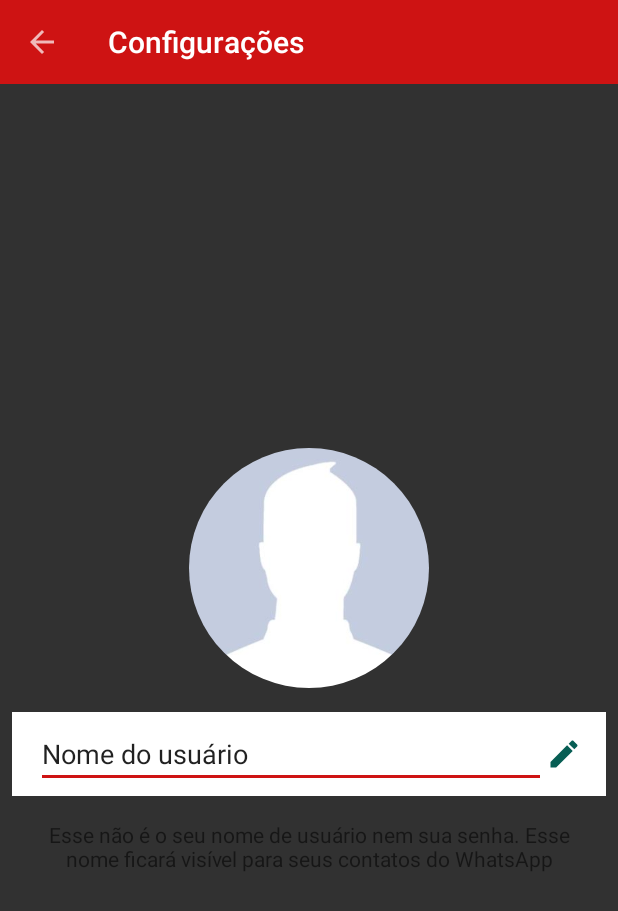
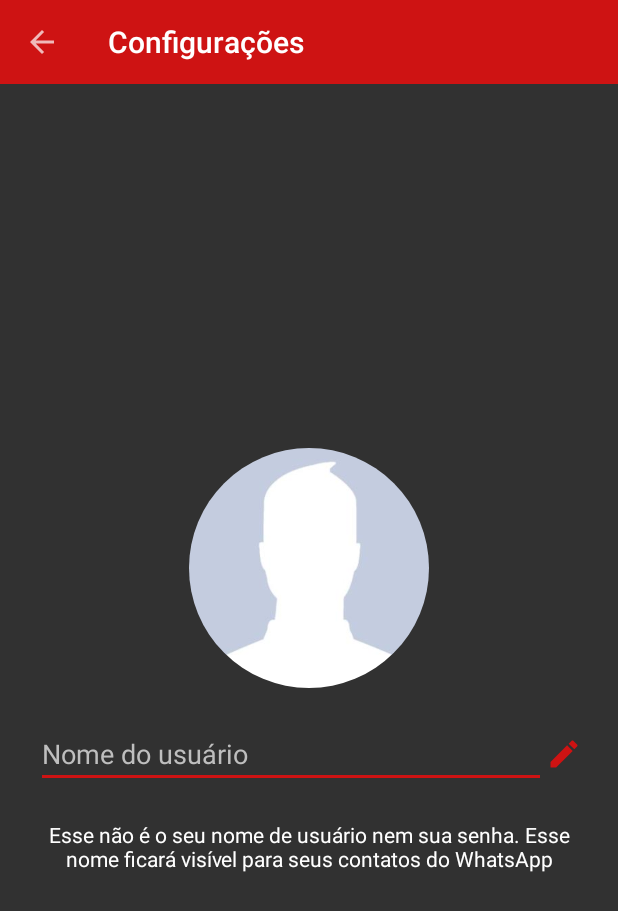
Before and after one commit to Burketa/gempe-training, an Android app: the ConfigActivity screen opened directly, with no data from a screen before it, on a phone screen of 412 x 824 dp. Shown: the top 911 px of the screen. Run offline under Robolectric (Android 15) with nearby library versions, the phone set to English and light mode, and no system bars; our stand-ins replace CircleImageView.

Commit message:
Commit de antes da reuniao, funcionando, porem trocados

```diff
--- a/Whatsapp_clone/app/src/main/java/com/example/whatsappclone/activities/MainActivity.java
+++ b/Whatsapp_clone/app/src/main/java/com/example/whatsappclone/activities/MainActivity.java
@@ -33,8 +33,8 @@ public class MainActivity extends AppCompatActivity {
         FragmentPagerItemAdapter adapter = new FragmentPagerItemAdapter(
                 getSupportFragmentManager(),
                 FragmentPagerItems.with(this)
-                .add("Acao", ConversasFragment.class)
-                .add("Comedia", ContatosFragment.class)
+                .add("Açâo", AcaoFragment.class)
+                .add("Comédia", ComediaFragment.class)
                 .create()
         );
 
--- a/Whatsapp_clone/app/src/main/res/drawable/ic_editar_verde_24dp.xml
+++ b/Whatsapp_clone/app/src/main/res/drawable/ic_editar_vermelho_24dp.xml
@@ -4,6 +4,6 @@
         android:viewportWidth="24.0"
         android:viewportHeight="24.0">
     <path
-        android:fillColor="#075e54"
+        android:fillColor="@color/colorAccent"
         android:pathData="M3,17.25V21h3.75L17.81,9.94l-3.75,-3.75L3,17.25zM20.71,7.04c0.39,-0.39 0.39,-1.02 0,-1.41l-2.34,-2.34c-0.39,-0.39 -1.02,-0.39 -1.41,0l-1.83,1.83 3.75,3.75 1.83,-1.83z"/>
 </vector>
--- a/Whatsapp_clone/app/src/main/res/layout/activity_config.xml
+++ b/Whatsapp_clone/app/src/main/res/layout/activity_config.xml
@@ -35,15 +35,14 @@
         android:id="@+id/linearLayout"
         android:layout_width="0dp"
         android:layout_height="wrap_content"
+        android:layout_marginStart="8dp"
+        android:layout_marginEnd="8dp"
         android:layout_marginBottom="16dp"
-        android:layout_marginEnd="8dp"
-        android:layout_marginStart="8dp"
-        android:background="@android:color/white"
         android:orientation="horizontal"
+        android:paddingLeft="16dp"
+        android:paddingTop="5dp"
+        android:paddingRight="16dp"
         android:paddingBottom="5dp"
-        android:paddingLeft="16dp"
-        android:paddingRight="16dp"
-        android:paddingTop="5dp"
         app:layout_constraintBottom_toTopOf="@+id/textView2"
         app:layout_constraintEnd_toEndOf="parent"
         app:layout_constraintStart_toStartOf="parent"
@@ -55,15 +54,17 @@
             android:layout_height="wrap_content"
             android:layout_weight="1"
             android:ems="10"
+            android:hint="Nome do usuário"
             android:inputType="textPersonName"
-            android:text="Nome do usuário" />
+            android:textColor="@android:color/white"
+            android:textColorHint="@color/hintColor" />
 
         <ImageView
             android:id="@+id/imageEdit"
             android:layout_width="wrap_content"
             android:layout_height="wrap_content"
             android:layout_gravity="center_vertical"
-            android:background="@drawable/ic_editar_verde_24dp" />
+            android:background="@drawable/ic_editar_vermelho_24dp" />
 
     </LinearLayout>
 
@@ -71,10 +72,11 @@
         android:id="@+id/textView2"
         android:layout_width="0dp"
         android:layout_height="wrap_content"
+        android:layout_marginStart="24dp"
         android:layout_marginEnd="24dp"
-        android:layout_marginStart="24dp"
         android:text="Esse não é o seu nome de usuário nem sua senha. Esse nome ficará visível para seus contatos do WhatsApp"
         android:textAlignment="center"
+        android:textColor="@android:color/white"
         app:layout_constraintBottom_toBottomOf="parent"
         app:layout_constraintEnd_toEndOf="parent"
         app:layout_constraintStart_toStartOf="parent"
--- a/Whatsapp_clone/app/src/main/res/layout/fragment_comedia.xml
+++ b/Whatsapp_clone/app/src/main/res/layout/fragment_comedia.xml
@@ -11,7 +11,7 @@
         android:layout_width="match_parent"
         android:layout_height="match_parent"
         android:gravity="center"
-        android:text="Açâo"
+        android:text="Ação"
         android:textColor="@android:color/white"
         android:textSize="36sp" />
 
```
